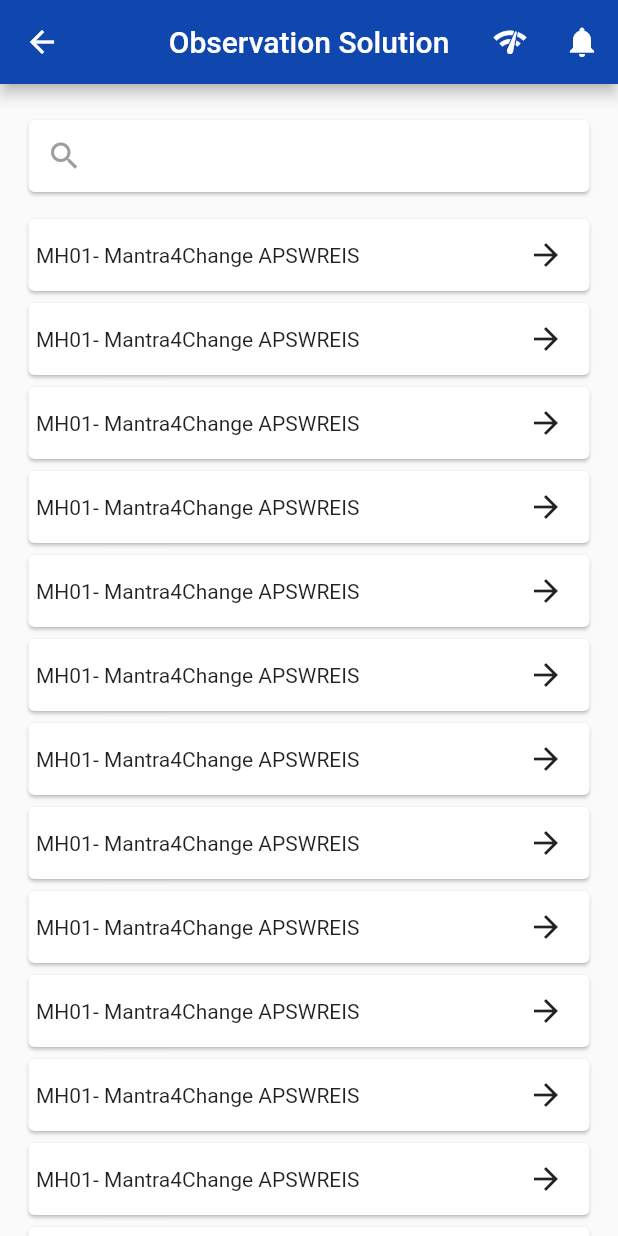
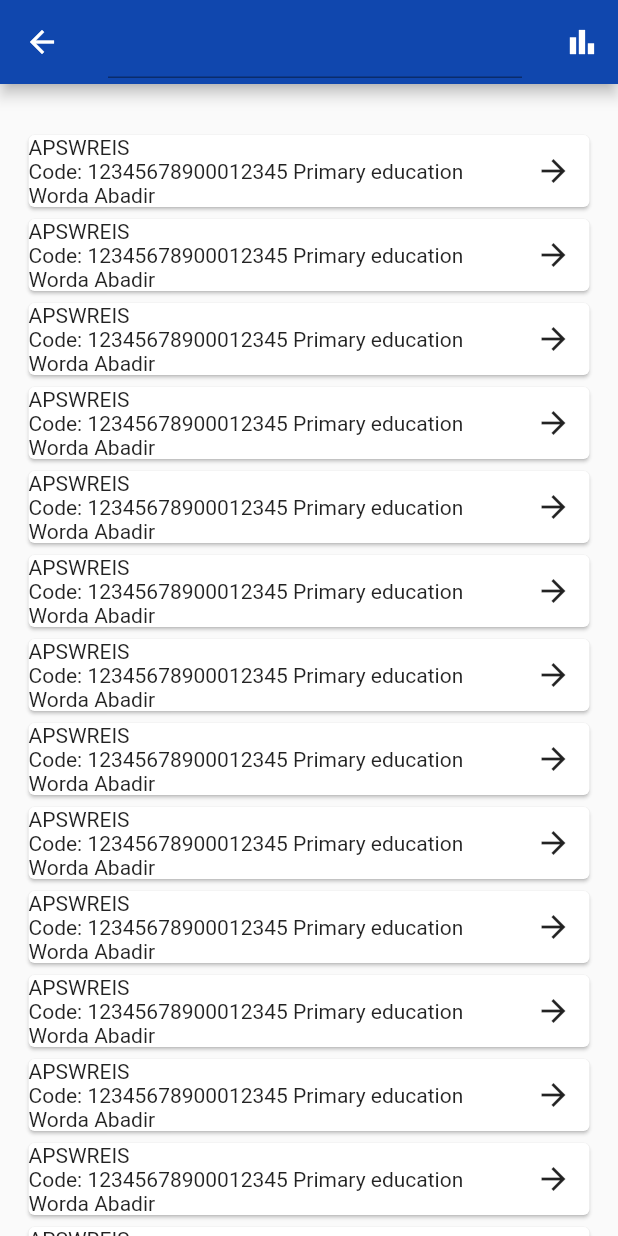
Before and after one commit to masterbaba4/Ess_demo, a Flutter app: the screen it shows after launch, on a phone screen of 412 x 824 dp. Run offline on Flutter 3.47's test engine with Material 2 defaults, Android fonts, the phone set to English and light mode, and no system bars.

Commit message:
search page added

```diff
--- a/lib/main.dart
+++ b/lib/main.dart
@@ -1,3 +1,4 @@
+import 'package:ess_demo/pages/search.dart';
 import 'package:flutter/material.dart';
 
 import 'pages/observation_solution.dart';
@@ -24,7 +25,7 @@
       )
           // primarySwatch: Colors.blue,
           ),
-      home: const PageWudget(),
+      home: const SearchNamebyID(),
     );
   }
 }
--- /dev/null
+++ b/lib/pages/search.dart
@@ -0,0 +1,91 @@
+import 'package:flutter/material.dart';
+
+class SearchNamebyID extends StatefulWidget {
+  const SearchNamebyID({super.key});
+
+  @override
+  State<SearchNamebyID> createState() => _SearchNamebyIDState();
+}
+
+class _SearchNamebyIDState extends State<SearchNamebyID> {
+  @override
+  Widget build(BuildContext context) {
+    return Scaffold(
+      appBar: AppBar(
+        title: TextField(
+          style: TextStyle(backgroundColor: Colors.white),
+        ),
+        leading: IconButton(
+          onPressed: () {},
+          icon: const Icon(Icons.arrow_back),
+        ),
+        backgroundColor: Theme.of(context).primaryColor,
+        centerTitle: true,
+        actions: [
+          IconButton(
+            onPressed: () {},
+            icon: const Icon(Icons.bar_chart_sharp),
+          ),
+        ],
+      ),
+      body: Padding(
+        padding: const EdgeInsets.symmetric(horizontal: 15.0),
+        child: Column(
+          children: [
+            const SizedBox(
+              height: 20,
+            ),
+            const SizedBox(
+              height: 10,
+            ),
+            Expanded(
+              child: ListView.builder(
+                itemCount: 20,
+                itemBuilder: ((context, index) {
+                  return Card(
+                    // child: Padding(
+                    //   padding: const EdgeInsets.symmetric(horizontal: 5.0),
+                    child: Row(
+                      mainAxisAlignment: MainAxisAlignment.spaceBetween,
+                      children: [
+                        Column(
+                          // mainAxisAlignment: MainAxisAlignment.start,
+                          crossAxisAlignment: CrossAxisAlignment.start,
+                          children: [
+                            Row(
+                              children: const [
+                                Text("APSWREIS "),
+                              ],
+                            ),
+                            Row(
+                              children: const [
+                                Text(
+                                    "Code: 12345678900012345 Primary education"),
+                              ],
+                            ),
+                            Row(
+                              children: const [
+                                Text("Worda Abadir "),
+                              ],
+                            ),
+                          ],
+                        ),
+                        IconButton(
+                          alignment: Alignment(0, 0),
+                          onPressed: () {},
+                          icon: const Icon(
+                            Icons.arrow_forward,
+                          ),
+                        ),
+                      ],
+                    ),
+                  );
+                }),
+              ),
+            )
+          ],
+        ),
+      ),
+    );
+  }
+}
```
